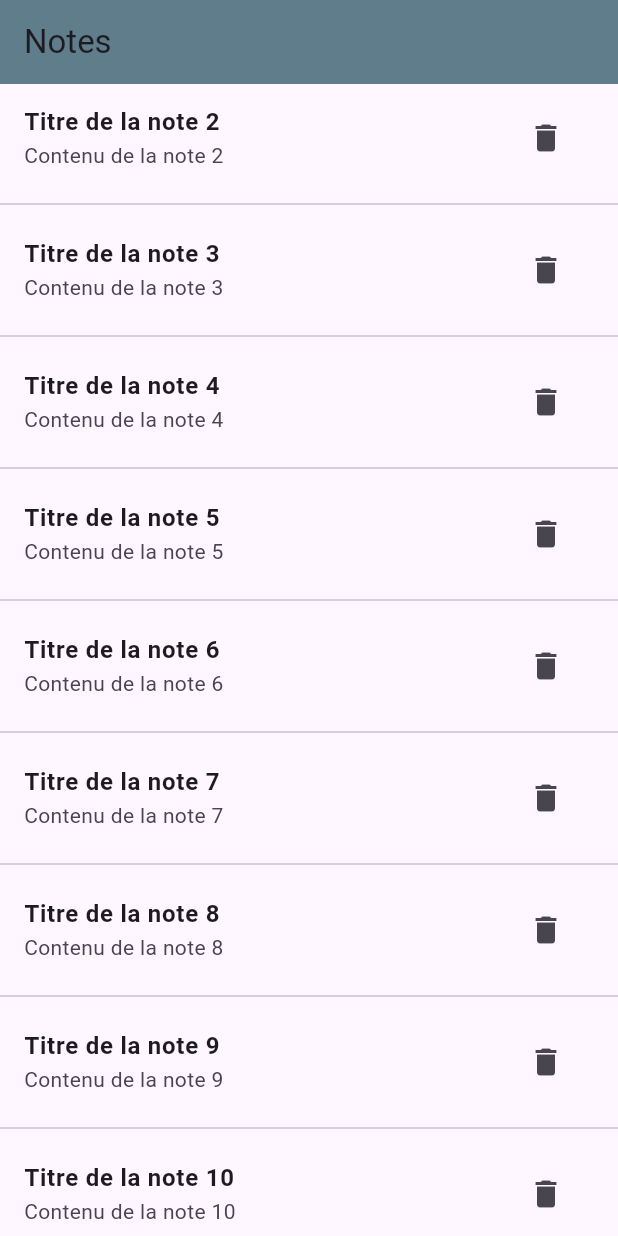
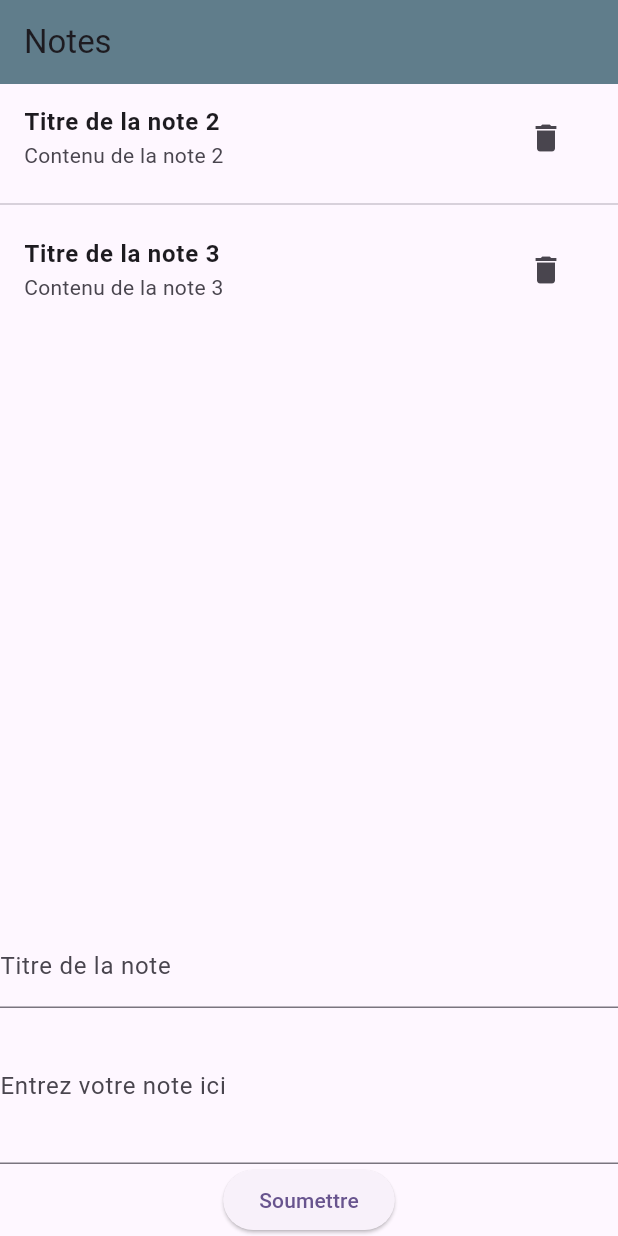
Before and after one commit to karen-asipuela-vinci/vinci-2, a Flutter app: the screen it shows after launch, after a tap on the "delete" icon, on a phone screen of 412 x 824 dp. Run offline on Flutter 3.47's test engine with Material 3 defaults, Android fonts, the phone set to English and light mode, and no system bars.

```diff
--- a/intro-mobile/ex3/lib/home_screen.dart
+++ b/intro-mobile/ex3/lib/home_screen.dart
@@ -1,10 +1,12 @@
 import 'package:flutter/material.dart';
+import 'my_form.dart';
 import 'my_note.dart';
 
 class HomeScreen extends StatelessWidget {
   final List<MyNote> notes;
+  final Function(String, String) addNote;
 
-  const HomeScreen({Key? key, required this.notes}) : super(key: key);
+  const HomeScreen({super.key, required this.notes, required this.addNote});
 
   @override
   Widget build(BuildContext context) {
@@ -13,7 +15,10 @@ class HomeScreen extends StatelessWidget {
         title: const Text("Notes"),
         backgroundColor: Colors.blueGrey,
       ),
-      body: ListView.separated(
+      body: Column(
+        children: [
+          Expanded(
+            child: ListView.separated(
               itemCount: notes.length,
               separatorBuilder: (context, index) => const Divider(),
               itemBuilder: (context, index) {
@@ -29,7 +34,7 @@ class HomeScreen extends StatelessWidget {
                       notes.remove(notes[index]);
                       Navigator.of(context).pushReplacement(
                         MaterialPageRoute(
-                    builder: (context) => HomeScreen(notes: notes),
+                          builder: (context) => HomeScreen(notes: notes, addNote: addNote),
                         ),
                       );
                     },
@@ -37,6 +42,10 @@ class HomeScreen extends StatelessWidget {
                 );
               },
             ),
+          ),
+          MyForm(addNote: addNote),
+        ],
+      ),
     );
   }
 }
--- a/intro-mobile/ex3/lib/main.dart
+++ b/intro-mobile/ex3/lib/main.dart
@@ -3,12 +3,31 @@ import 'package:flutter/material.dart';
 
 import 'my_note.dart';
 
+final notes = List.generate(
+  3,
+  (index) => MyNote(
+    title: "Titre de la note ${index + 1}",
+    content: "Contenu de la note ${index + 1}",
+  ),
+);
+
 void main() {
   runApp(MyApp());
 }
 
-class MyApp extends StatelessWidget {
+class MyApp extends StatefulWidget {
   MyApp({Key? key}) : super(key: key);
+
+  @override
+  State<MyApp> createState() => _MyAppState();
+}
+
+class _MyAppState extends State<MyApp> {
+  //add function
+  void addNote(String title, String content) => setState(() => notes.add(MyNote(
+    title: title,
+    content: content,
+  )));
 
   // This widget is the root of your application.
   @override
@@ -19,17 +38,8 @@ class MyApp extends StatelessWidget {
         colorScheme: ColorScheme.fromSeed(seedColor: Colors.deepPurple),
         useMaterial3: true,
       ),
-      home: HomeScreen(notes: notes),
+      home: HomeScreen(notes: notes, addNote: addNote),
       debugShowCheckedModeBanner: false,
     );
   }
 }
-
-// liste de notes générées
-final notes = List.generate(
-  10,
-  (index) => MyNote(
-    title: "Titre de la note ${index + 1}",
-    content: "Contenu de la note ${index + 1}",
-  ),
-);
--- /dev/null
+++ b/intro-mobile/ex3/lib/my_form.dart
@@ -0,0 +1,74 @@
+import 'package:flutter/material.dart';
+
+class MyForm extends StatefulWidget {
+  final Function(String, String) addNote;
+
+  const MyForm({super.key, required this.addNote});
+
+  @override
+  State<MyForm> createState() => _MyFormState();
+}
+
+class _MyFormState extends State<MyForm> {
+  final controller1 = TextEditingController();
+  final controller2 = TextEditingController();
+  final _formKey = GlobalKey<FormState>();
+
+  @override
+  void dispose() {
+    controller1.dispose();
+    controller2.dispose();
+    super.dispose();
+  }
+
+  @override
+  Widget build(BuildContext context) {
+    return Form(
+      key: _formKey,
+      child: Column(
+        children: <Widget>[
+          TextFormField(
+            controller: controller1,
+            decoration: const InputDecoration(
+              labelText: 'Titre de la note',
+            ),
+            validator: (value) {
+              if (value == null || value.isEmpty) {
+                return 'Veuillez entrer du texte';
+              }
+              return null;
+            },
+          ),
+          TextFormField(
+            controller: controller2,
+            decoration: const InputDecoration(
+              labelText: 'Entrez votre note ici',
+            ),
+            minLines: 3,
+            maxLines: null,
+            validator: (value) {
+              if (value == null || value.isEmpty) {
+                return 'Veuillez entrer du texte';
+              }
+              return null;
+            },
+          ),
+          ElevatedButton(
+            onPressed: () {
+              if (_formKey.currentState!.validate()) {
+                widget.addNote(
+                  controller1.text,
+                  controller2.text,
+                );
+                // clear the text fields
+                controller1.clear();
+                controller2.clear();
+              }
+            },
+            child: const Text('Soumettre'),
+          ),
+        ],
+      ),
+    );
+  }
+}
```
Lines whose indentation alone changed are shown as unchanged.
